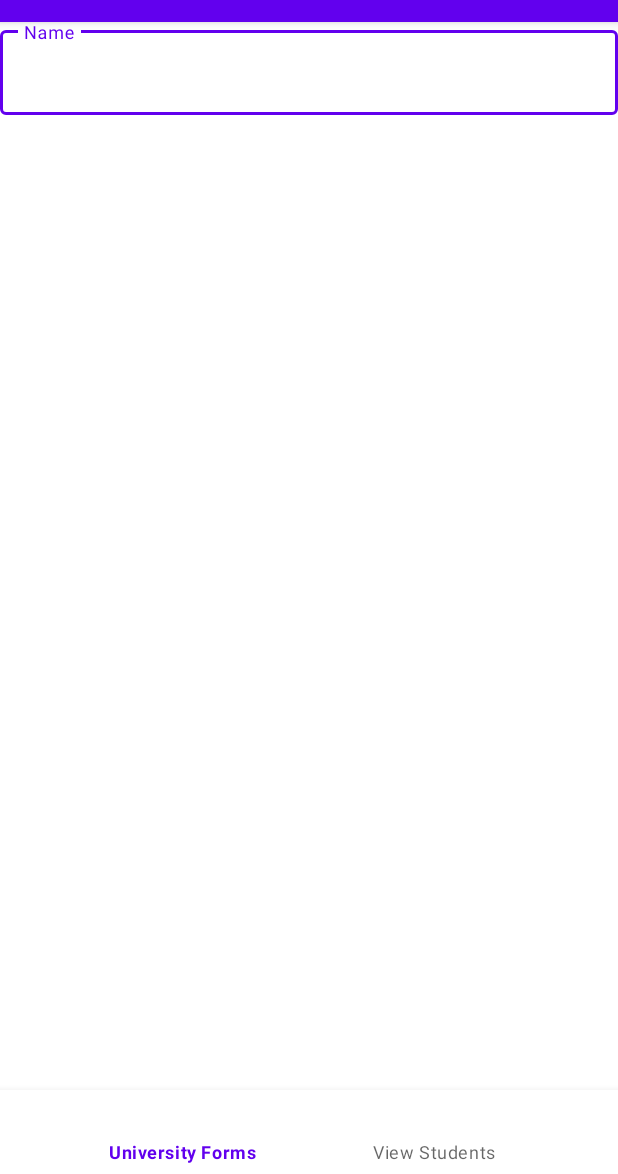
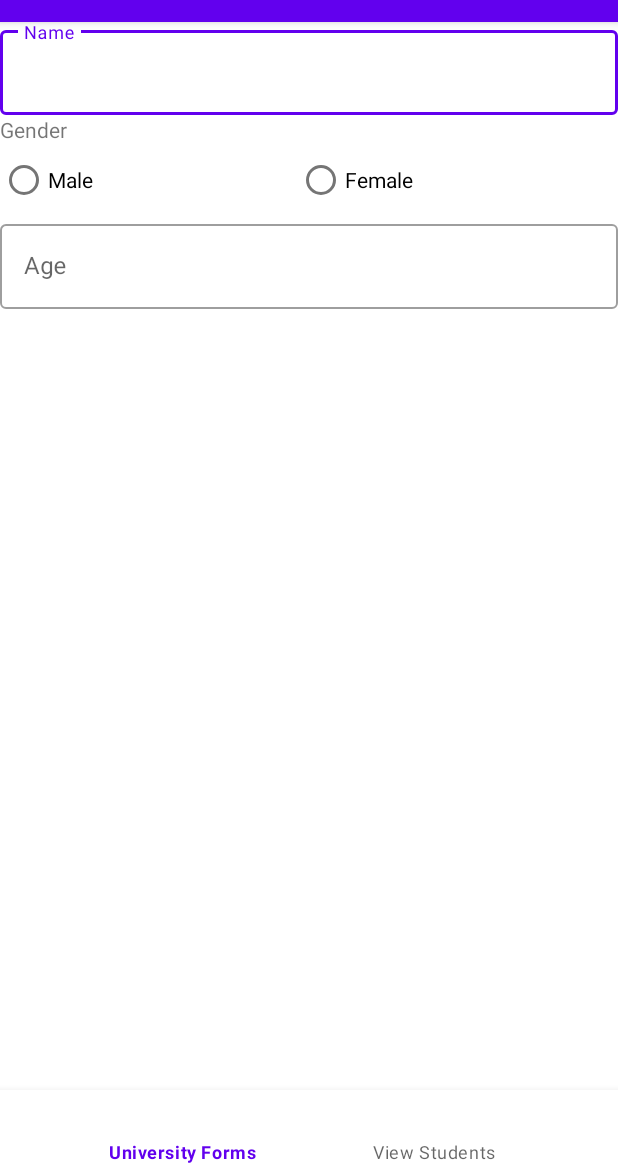
Before and after one commit to JAPHETHNYARANGA/Tenakata, an Android app: the screen it shows after launch once a user with an empty profile is signed in (MainActivity), on a phone screen of 412 x 824 dp, the part 62-1236 px from its top. Run offline under Robolectric (Android 15) with nearby library versions, the phone set to English and light mode, and no system bars; our stand-ins replace Firebase (no records; nobody signed in at launch, a user with empty details on screens opened directly), navigation-ui; 1 statement that could not run was skipped.

Commit message:
Added age Edit Text

```diff
--- a/app/src/main/res/layout/fragment_form_fragnment.xml
+++ b/app/src/main/res/layout/fragment_form_fragnment.xml
@@ -4,6 +4,7 @@
     android:layout_width="match_parent"
     android:layout_height="match_parent"
     tools:context=".Fragments.FormFragnment">
+
 
    <LinearLayout
        android:layout_width="match_parent"
@@ -18,6 +19,38 @@
                android:layout_width="match_parent"
                android:layout_height="wrap_content" />
        </com.google.android.material.textfield.TextInputLayout>
+
+       <TextView
+           android:layout_width="match_parent"
+           android:layout_height="wrap_content"
+           android:text="Gender" />
+
+       <RadioGroup
+           android:layout_width="match_parent"
+           android:layout_height="wrap_content"
+           android:orientation="horizontal">
+           <RadioButton
+               android:layout_width="wrap_content"
+               android:layout_height="wrap_content"
+               android:layout_weight="1"
+               android:text="Male" />
+           <RadioButton
+               android:layout_width="wrap_content"
+               android:layout_height="wrap_content"
+               android:layout_weight="1"
+               android:text="Female" />
+       </RadioGroup>
+
+       <com.google.android.material.textfield.TextInputLayout
+           android:layout_width="match_parent"
+           android:layout_height="wrap_content"
+           android:hint="Age"
+           style="@style/Widget.MaterialComponents.TextInputLayout.OutlinedBox">
+           <EditText
+               android:layout_width="match_parent"
+               android:layout_height="wrap_content"
+               android:inputType="number"/>
+       </com.google.android.material.textfield.TextInputLayout>
    </LinearLayout>
 
 </RelativeLayout>
```
